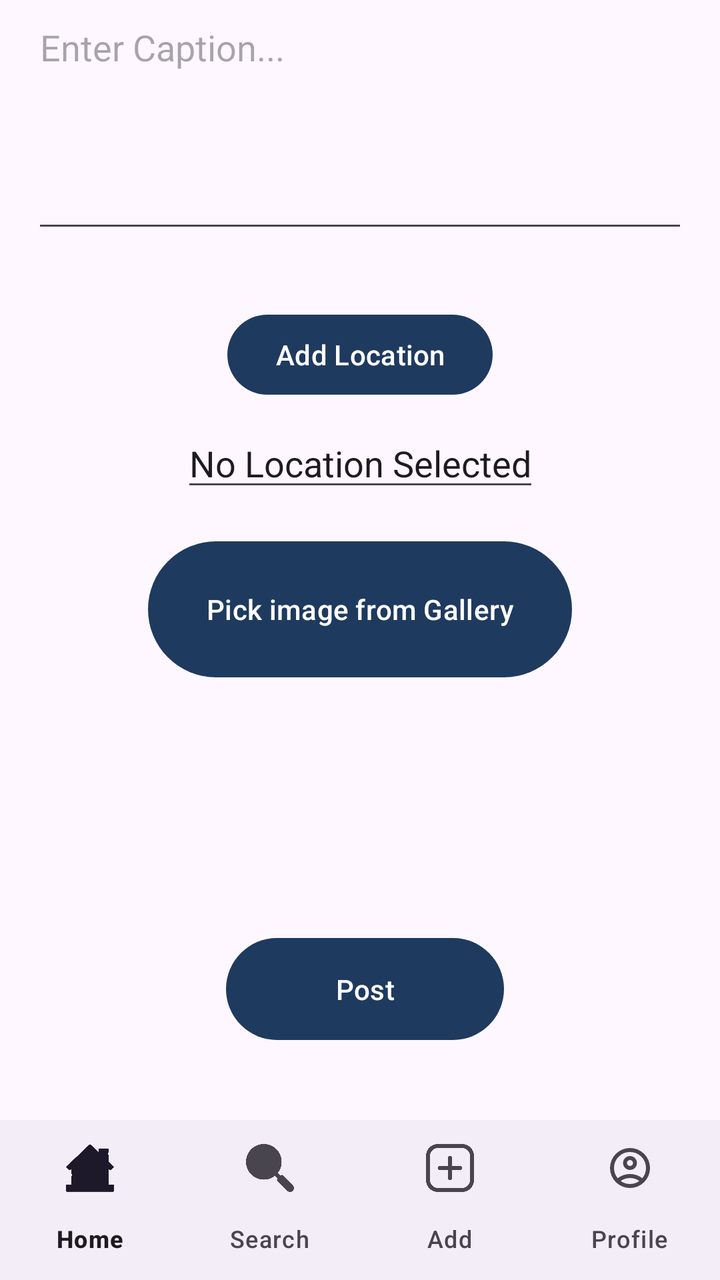
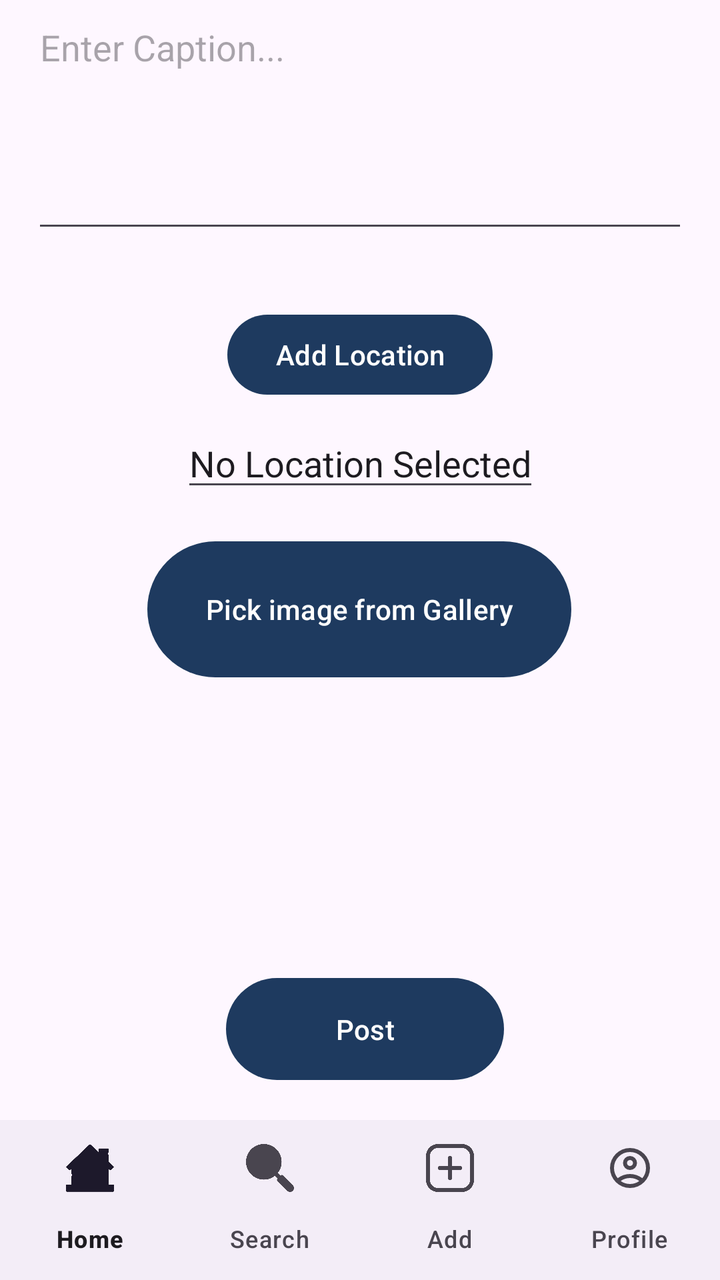

Two renders of the same Android screen: before a commit and after it. Below are the layout's source before the change and the commit's diff.
<!-- AndroidManifest.xml: application theme Theme.WooferProject -->
<!-- res/layout/post_page.xml -->
<androidx.constraintlayout.widget.ConstraintLayout
    xmlns:android="http://schemas.android.com/apk/res/android"
    xmlns:app="http://schemas.android.com/apk/res-auto"
    xmlns:tools="http://schemas.android.com/tools"
    android:layout_width="match_parent"
    android:layout_height="match_parent">


    <EditText
        android:id="@+id/addText"
        android:layout_width="0dp"
        android:layout_height="120dp"
        android:ems="10"
        android:gravity="start|top"
        android:inputType="textMultiLine"
        android:hint="Enter Caption..."
        app:layout_constraintTop_toTopOf="parent"
        app:layout_constraintBottom_toTopOf="@+id/locationButt"
        app:layout_constraintStart_toStartOf="parent"
        app:layout_constraintEnd_toEndOf="parent"
        app:layout_constraintVertical_chainStyle="packed"
        android:layout_margin="16dp"/>


    <Button
        android:id="@+id/locationButt"
        android:layout_width="wrap_content"
        android:layout_height="wrap_content"
        android:text="Add Location"
        app:layout_constraintTop_toBottomOf="@id/addText"
        app:layout_constraintBottom_toTopOf="@+id/location"
        app:layout_constraintStart_toStartOf="parent"
        app:layout_constraintEnd_toEndOf="parent"
        android:layout_marginTop="16dp"/>


    <EditText
        android:id="@+id/location"
        android:layout_width="wrap_content"
        android:layout_height="wrap_content"
        android:text="No Location Selected"
        app:layout_constraintTop_toBottomOf="@id/locationButt"
        app:layout_constraintBottom_toTopOf="@+id/imageButt"
        app:layout_constraintStart_toStartOf="parent"
        app:layout_constraintEnd_toEndOf="parent"
        android:layout_marginTop="8dp"/>


    <Button
        android:id="@+id/imageButt"
        android:layout_width="212dp"
        android:layout_height="76dp"
        android:text="Pick image from Gallery"
        app:layout_constraintTop_toBottomOf="@id/location"
        app:layout_constraintBottom_toTopOf="@+id/imageView"
        app:layout_constraintStart_toStartOf="parent"
        app:layout_constraintEnd_toEndOf="parent"
        android:layout_marginTop="16dp"/>

    <ImageView
        android:id="@+id/imageView"
        android:layout_width="0dp"
        android:layout_height="200dp"
        app:layout_constraintTop_toBottomOf="@id/imageButt"
        app:layout_constraintBottom_toTopOf="@+id/navigationBar"
        app:layout_constraintStart_toStartOf="parent"
        app:layout_constraintEnd_toEndOf="parent"
        android:layout_margin="16dp"/>

    <Button
        android:id="@+id/postButton"
        android:layout_width="139dp"
        android:layout_height="59dp"
        android:layout_marginBottom="36dp"
        android:text="Post"
        app:layout_constraintBottom_toTopOf="@id/navigationBar"
        app:layout_constraintEnd_toEndOf="parent"
        app:layout_constraintHorizontal_bias="0.511"
        app:layout_constraintStart_toStartOf="parent" />

    <com.google.android.material.bottomnavigation.BottomNavigationView
        android:id="@+id/navigationBar"
        android:layout_width="match_parent"
        android:layout_height="wrap_content"
        app:labelVisibilityMode="labeled"
        app:menu="@menu/bottom_menu"
        app:layout_constraintBottom_toBottomOf="parent" />


</androidx.constraintlayout.widget.ConstraintLayout>
<!-- resources referenced by this layout -->
<resources>
  <style name="Theme.WooferProject" parent="Base.Theme.WooferProject" />
  <style name="Base.Theme.WooferProject" parent="Theme.Material3.DayNight.NoActionBar">
          
          <item name="colorPrimary">@color/magnet_blue</item>
          <item name="colorOnPrimary">@color/white</item>
          <item name="colorPrimaryContainer">@color/magnet_blue</item>
          <item name="colorOnPrimaryContainer">@color/white</item>
      </style>
  <color name="magnet_blue">#1E3A5F</color>
  <color name="white">#FFFFFFFF</color>
</resources>

<!-- the commit's change to res/layout/post_page.xml (unified diff, before → after) -->
@@ -50,28 +50,29 @@
         android:id="@+id/imageButt"
         android:layout_width="212dp"
         android:layout_height="76dp"
+        android:layout_marginTop="16dp"
         android:text="Pick image from Gallery"
-        app:layout_constraintTop_toBottomOf="@id/location"
         app:layout_constraintBottom_toTopOf="@+id/imageView"
+        app:layout_constraintEnd_toEndOf="parent"
+        app:layout_constraintHorizontal_bias="0.497"
         app:layout_constraintStart_toStartOf="parent"
-        app:layout_constraintEnd_toEndOf="parent"
-        android:layout_marginTop="16dp"/>
+        app:layout_constraintTop_toBottomOf="@id/location" />
 
     <ImageView
         android:id="@+id/imageView"
         android:layout_width="0dp"
         android:layout_height="200dp"
-        app:layout_constraintTop_toBottomOf="@id/imageButt"
+        android:layout_margin="16dp"
         app:layout_constraintBottom_toTopOf="@+id/navigationBar"
+        app:layout_constraintEnd_toEndOf="parent"
         app:layout_constraintStart_toStartOf="parent"
-        app:layout_constraintEnd_toEndOf="parent"
-        android:layout_margin="16dp"/>
+        app:layout_constraintTop_toBottomOf="@id/imageButt" />
 
     <Button
         android:id="@+id/postButton"
         android:layout_width="139dp"
         android:layout_height="59dp"
-        android:layout_marginBottom="36dp"
+        android:layout_marginBottom="16dp"
         android:text="Post"
         app:layout_constraintBottom_toTopOf="@id/navigationBar"
         app:layout_constraintEnd_toEndOf="parent"
